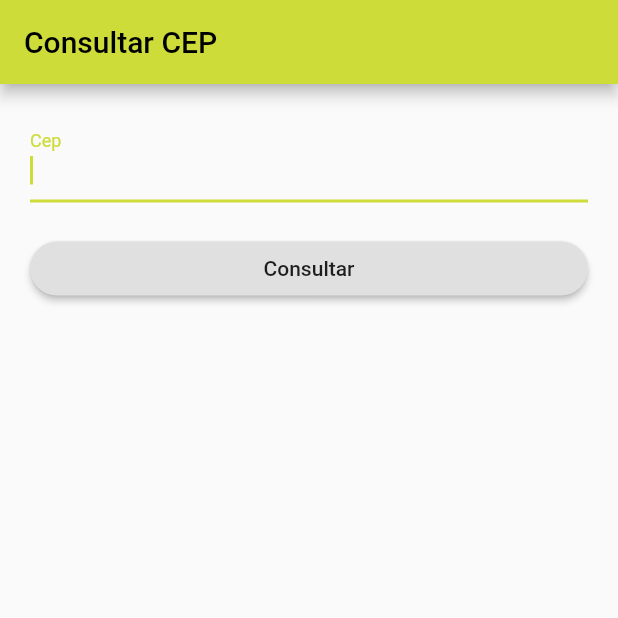
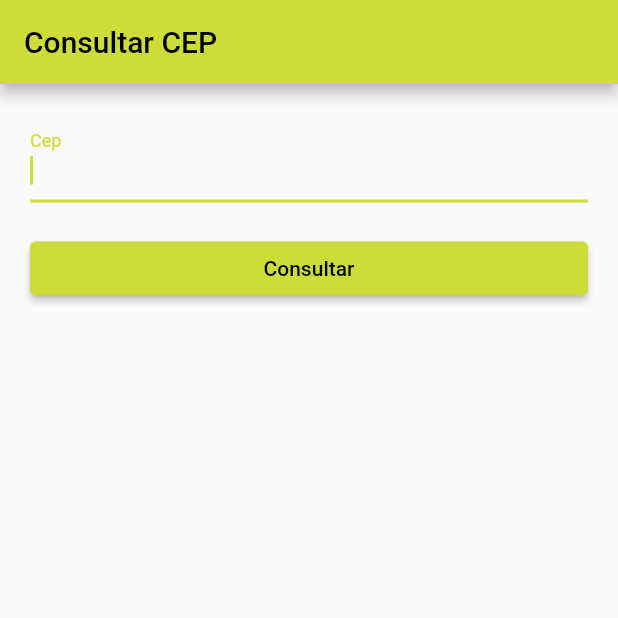
Before and after one commit to otavioborgsm/web_service_flutter, a Flutter app: the screen it shows after launch, on a phone screen of 412 x 824 dp, the top half of it. Run offline on Flutter 3.47's test engine with Material 2 defaults, Android fonts, the phone set to English and light mode, and no system bars.

Commit message:
bugs para rodar o app corrigidos

```diff
--- a/lib/main.dart
+++ b/lib/main.dart
@@ -5,7 +5,7 @@ import 'package:web_service/views/home_page.dart';
 void main() {
   runApp(MaterialApp(
     debugShowCheckedModeBanner: false,
-    home: HomePage(),
+    home: const HomePage(),
     theme: ThemeData(brightness: Brightness.light, primarySwatch: Colors.lime),
     darkTheme: ThemeData(
       brightness: Brightness.dark,
--- a/lib/models/result_cep.dart
+++ b/lib/models/result_cep.dart
@@ -2,7 +2,6 @@
 //
 //     final welcome = welcomeFromMap(jsonString);
 
-import 'package:meta/meta.dart';
 import 'dart:convert';
 
 class ResultCep {
--- a/lib/views/home_page.dart
+++ b/lib/views/home_page.dart
@@ -2,12 +2,14 @@ import 'package:flutter/material.dart';
 import 'package:web_service/services/via_cep_service.dart';
 
 class HomePage extends StatefulWidget {
+  const HomePage({Key? key}) : super(key: key);
+
   @override
   _HomePageState  createState() => _HomePageState();
 }
 
 class _HomePageState extends State<HomePage> {
-  var _searchCepController = TextEditingController();
+  final _searchCepController = TextEditingController();
   bool _loading = false;
   bool _enableField = true;
   String? _result;
@@ -22,10 +24,10 @@ class _HomePageState extends State<HomePage> {
   Widget build(BuildContext context) {
     return Scaffold(
       appBar: AppBar(
-        title: Text('Consultar CEP'),
+        title: const Text('Consultar CEP'),
       ),
       body: SingleChildScrollView(
-        padding: EdgeInsets.all(20.0),
+        padding: const EdgeInsets.all(20.0),
         child: Column(
           crossAxisAlignment: CrossAxisAlignment.stretch,
           children: <Widget>[
@@ -43,7 +45,7 @@ class _HomePageState extends State<HomePage> {
       autofocus: true,
       keyboardType: TextInputType.number,
       textInputAction: TextInputAction.done,
-      decoration: InputDecoration(labelText: 'Cep'),
+      decoration: const InputDecoration(labelText: 'Cep'),
       controller: _searchCepController,
       enabled: _enableField,
     );
@@ -52,10 +54,9 @@ class _HomePageState extends State<HomePage> {
   Widget _buildSearchCepButton() {
     return Padding(
       padding: const EdgeInsets.only(top: 20.0),
-      child: RaisedButton(
+      child:  ElevatedButton(
         onPressed: _searchCep,
-        child: _loading ? _circularLoading() : Text('Consultar'),
-        shape: RoundedRectangleBorder(borderRadius: BorderRadius.circular(20)),
+        child: _loading ? _circularLoading() : const Text('Consultar'),
       ),
     );
   }
@@ -69,10 +70,11 @@ class _HomePageState extends State<HomePage> {
   }
 
   Widget _circularLoading() {
+    // ignore: sized_box_for_whitespace
     return Container(
       height: 15.0,
       width: 15.0,
-      child: CircularProgressIndicator(),
+      child: const CircularProgressIndicator(),
     );
   }
 
@@ -82,7 +84,7 @@ class _HomePageState extends State<HomePage> {
     final cep = _searchCepController.text;
 
     final resultCep = await ViaCepService.fetchCep(cep: cep);
-    print(resultCep.localidade); // Exibindo somente a localidade no terminal
+    //print(resultCep.localidade); // Exibindo somente a localidade no terminal
 
     setState(() {
       _result = resultCep.toJson();
@@ -93,7 +95,7 @@ class _HomePageState extends State<HomePage> {
 
   Widget _buildResultForm() {
     return Container(
-      padding: EdgeInsets.only(top: 20.0),
+      padding: const EdgeInsets.only(top: 20.0),
       child: Text(_result ?? ''),
     );
   }
```
Also changed, not shown: pubspec.lock, 3 other files.
